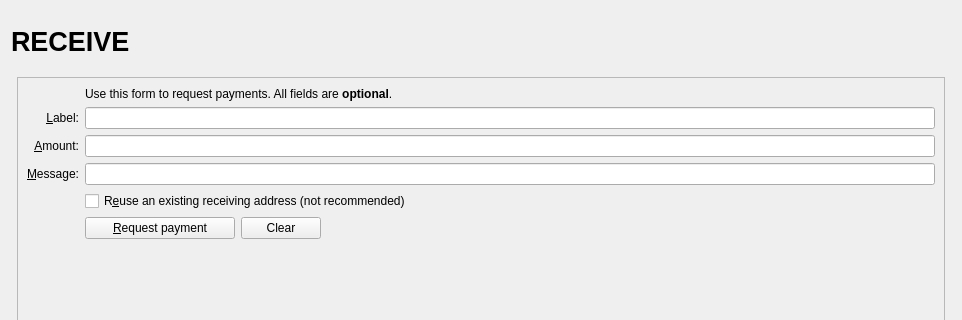
Above: src/qt/forms/receivecoinsdialog.ui from bestsolutionit/401KCoin before the change; both pictures show x 0 to 962 and y 0 to 320 of the 962 by 616 pixel window. Below: the same form after it.
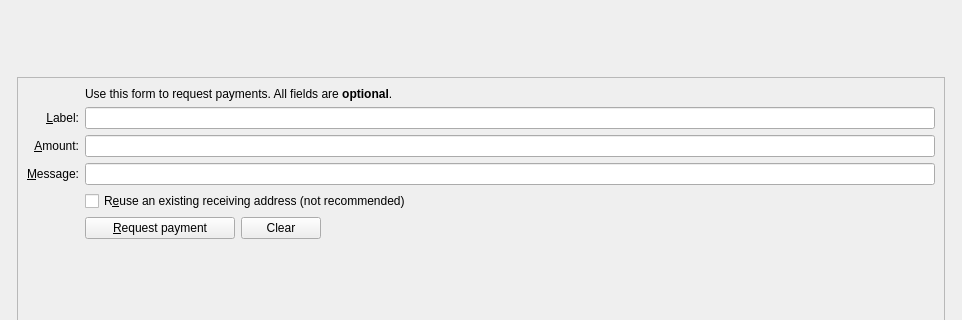
That is the form after the change. Icons and pictures are not drawn. Custom widgets are drawn as their Qt base class.

Diff of the .ui file:
```diff
--- a/src/qt/forms/receivecoinsdialog.ui
+++ b/src/qt/forms/receivecoinsdialog.ui
@@ -32,33 +32,7 @@
          <number>0</number>
         </property>
         <item>
-         <layout class="QHBoxLayout" name="horizontalLayout_Header" stretch="1,0,1">
-          <item>
-           <widget class="QLabel" name="labelOverviewHeaderLeft">
-            <property name="minimumSize">
-             <size>
-              <width>464</width>
-              <height>60</height>
-             </size>
-            </property>
-            <property name="maximumSize">
-             <size>
-              <width>16777215</width>
-              <height>60</height>
-             </size>
-            </property>
-            <property name="font">
-             <font>
-              <pointsize>20</pointsize>
-              <weight>75</weight>
-              <bold>true</bold>
-             </font>
-            </property>
-            <property name="text">
-             <string>RECEIVE</string>
-            </property>
-           </widget>
-          </item>
+         <layout class="QHBoxLayout" name="horizontalLayout_Header" stretch="1,0">
           <item>
            <spacer name="horizontalSpacer_3">
             <property name="orientation">
```
Left out of the diff: 14 changed lines with no effect on the pictures.
